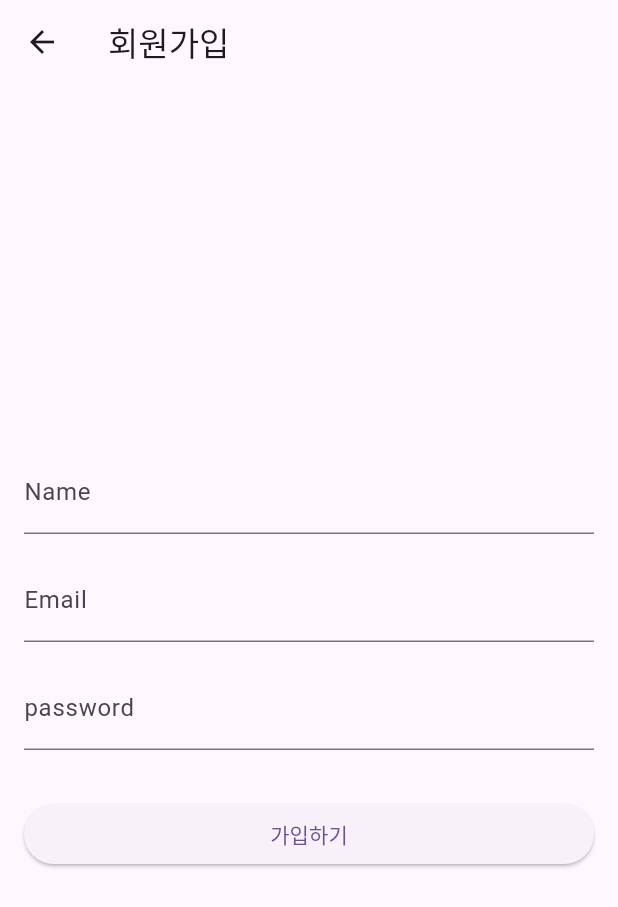
After one commit to plog-us/plog-us-FE, a Flutter app: the SignUpScreen screen opened directly, after a tap on "가입하기", on a phone screen of 412 x 824 dp. The commit adds this screen. Shown: the top 907 px of the screen. Run offline on Flutter 3.47's test engine with Material 3 defaults, Android fonts, the light colour scheme and no system bars; our stand-ins replace flutter_screenutil, fluttertoast, geolocator, get, google_maps_flutter, google_sign_in and 2 more; network calls fail.

Commit message:
feat: 파일 수정 및 초기세팅(seunghyo)

```diff
--- a/lib/app/routes/app_pages.dart
+++ b/lib/app/routes/app_pages.dart
@@ -1,5 +1,8 @@
 import 'package:get/get.dart';
+import 'package:plog_us/app/view/login_page/login_page.dart';
 import 'package:plog_us/app/view/main_page/main_page.dart';
+import 'package:plog_us/app/view/map_page/map_page.dart';
+import 'package:plog_us/app/view/signup_page/signup_page.dart';
 import '../bindings/main_binding.dart';
 part './app_routes.dart';
 
--- /dev/null
+++ b/lib/app/view/signup_page/signup_page.dart
@@ -0,0 +1,146 @@
+// ignore_for_file: use_build_context_synchronously
+
+import 'package:flutter/material.dart';
+import 'package:http/http.dart' as http;
+import 'dart:convert';
+
+class SignUpScreen extends StatefulWidget {
+  const SignUpScreen({super.key});
+
+  @override
+  _SignUpScreenState createState() => _SignUpScreenState();
+}
+
+class _SignUpScreenState extends State<SignUpScreen> {
+  final TextEditingController _nameController = TextEditingController();
+  final TextEditingController _emailController = TextEditingController();
+  final TextEditingController _passwordController = TextEditingController();
+
+  @override
+  Widget build(BuildContext context) {
+    return Scaffold(
+      appBar: AppBar(
+        title: const Text('회원가입'),
+      ),
+      body: Padding(
+        padding: const EdgeInsets.all(16.0),
+        child: Column(
+          mainAxisAlignment: MainAxisAlignment.center,
+          crossAxisAlignment: CrossAxisAlignment.stretch,
+          children: [
+            TextField(
+              controller: _nameController,
+              decoration: const InputDecoration(labelText: 'Name'),
+            ),
+            const SizedBox(height: 16.0),
+            TextField(
+              controller: _emailController,
+              decoration: const InputDecoration(labelText: 'Email'),
+            ),
+            const SizedBox(height: 16.0),
+            TextField(
+              controller: _passwordController,
+              decoration: const InputDecoration(labelText: 'password'),
+              obscureText: true,
+            ),
+            const SizedBox(height: 32.0),
+            ElevatedButton(
+              onPressed: () {
+                _signUp();
+              },
+              child: const Text('가입하기'),
+            ),
+          ],
+        ),
+      ),
+    );
+  }
+
+  Future<void> _signUp() async {
+    String name = _nameController.text.trim();
+    String email = _emailController.text.trim();
+    String password = _passwordController.text.trim();
+
+    String url = 'http://35.212.137.41:8080/join';
+
+    Map<String, dynamic> body = {
+      'username': name,
+      'password': password,
+      'email': email,
+    };
+
+    final response = await http.post(
+      Uri.parse(url),
+      headers: {"content-type": "application/json"},
+      body: jsonEncode(body),
+    );
+
+    if (response.statusCode == 200) {
+      print('가입 성공! 아이디: $email, 비밀번호: $password');
+
+      var responseData = json.decode(response.body);
+      String userId = responseData['email'];
+
+      Navigator.push(
+        context,
+        MaterialPageRoute(
+          builder: (context) => ConfirmationScreen(email: email),
+        ),
+      );
+    } else {
+      print('POST request failed with status: ${response.statusCode}');
+      print('Response body: ${response.body}');
+      print('가입 실패: ${response.reasonPhrase}');
+
+      showDialog(
+        context: context,
+        builder: (BuildContext context) {
+          return AlertDialog(
+            title: const Text('가입 실패'),
+            content: Text('서버 에러: ${response.reasonPhrase}'),
+            actions: [
+              ElevatedButton(
+                onPressed: () {
+                  Navigator.of(context).pop();
+                },
+                child: const Text('확인'),
+              ),
+            ],
+          );
+        },
+      );
+    }
+  }
+}
+
+class ConfirmationScreen extends StatelessWidget {
+  final String email;
+
+  const ConfirmationScreen({super.key, required this.email});
+
+  @override
+  Widget build(BuildContext context) {
+    return Scaffold(
+      appBar: AppBar(
+        title: const Text('가입 확인'),
+        leading: IconButton(
+          icon: const Icon(Icons.arrow_back),
+          onPressed: () {
+            Navigator.pop(context);
+          },
+        ),
+      ),
+      body: Center(
+        child: Column(
+          mainAxisAlignment: MainAxisAlignment.center,
+          children: [
+            const Text('가입이 완료되었습니다!'),
+            const SizedBox(height: 16.0),
+            Text('계정정보: $email',
+                style: const TextStyle(fontWeight: FontWeight.bold)),
+          ],
+        ),
+      ),
+    );
+  }
+}
```
Also changed, not shown: lib/app/view/login_page/login_page.dart (added, +74 -0 lines), lib/app/view/main_page/main_page.dart (+47 -3 lines), lib/app/view/map_page/map_page.dart (added, +141 -0 lines), lib/app/view/mypage_page/mypage_page.dart (added, +36 -0 lines), pubspec.yaml (+7 -4 lines), pubspec.lock, 7 other files.
